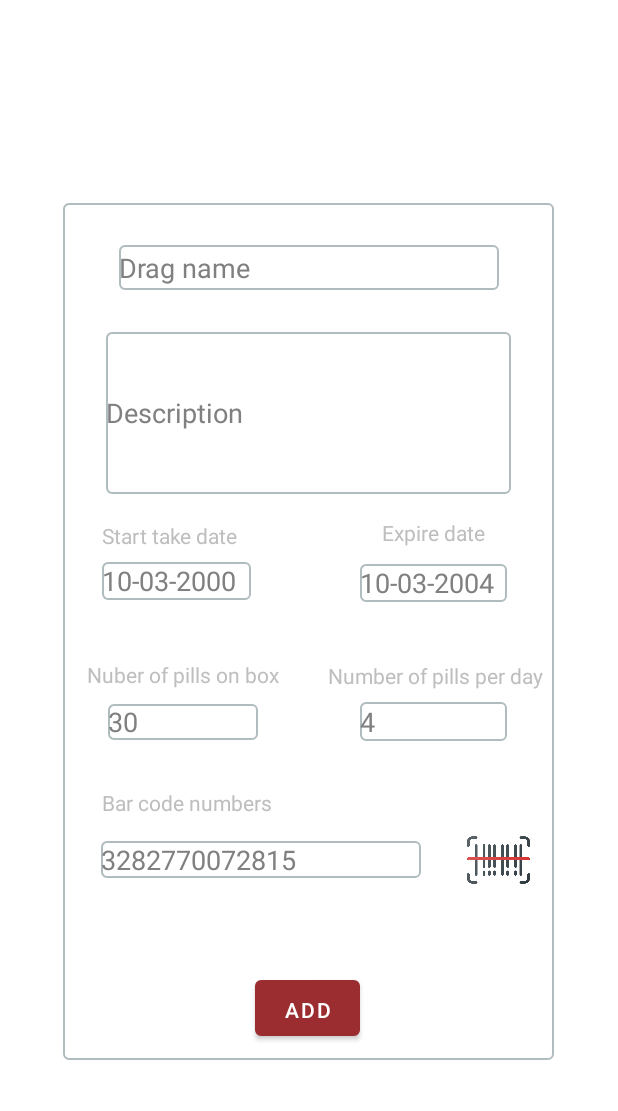
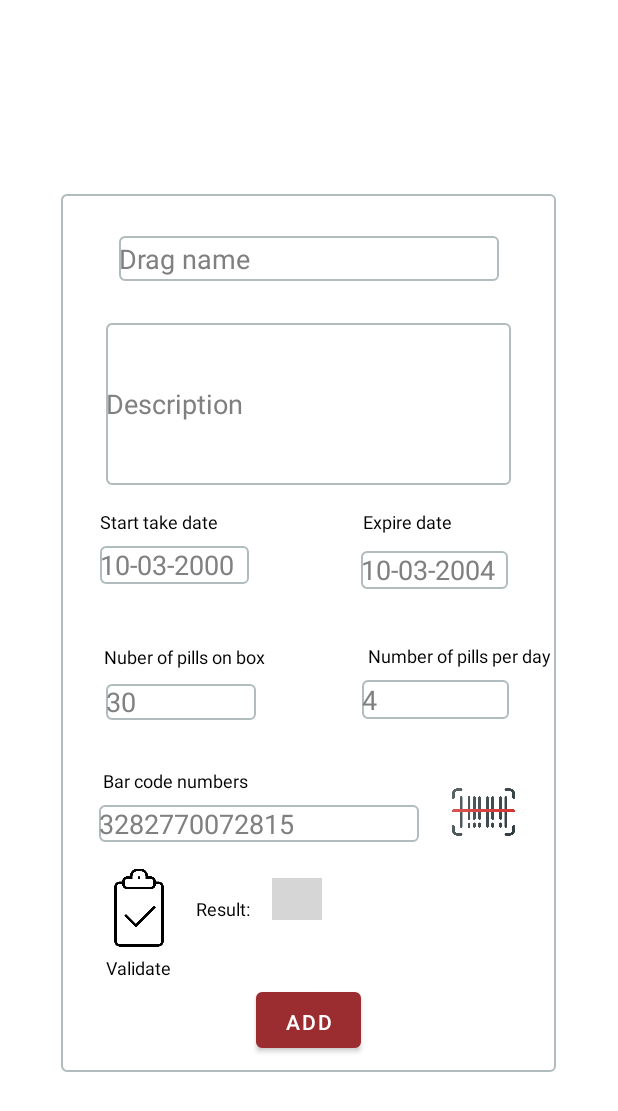
Before and after one commit to drdolgosheev/organizer-client, an Android app: the layout activity_add_drug.xml on its own in the app's theme, with its tools: preview values and no code run, on a phone screen of 412 x 824 dp. Shown: the top 1111 px of the screen. Run offline under Robolectric (Android 15) with nearby library versions, the light colour scheme and no system bars; grey boxes are pictures that could not be loaded.

Commit message:
add drug activity added

```diff
--- a/app/src/main/res/layout/activity_add_drug.xml
+++ b/app/src/main/res/layout/activity_add_drug.xml
@@ -9,8 +9,8 @@
     tools:context=".activities.activity_add_drug">
 
     <androidx.constraintlayout.widget.ConstraintLayout
-        android:layout_width="327dp"
-        android:layout_height="571dp"
+        android:layout_width="330dp"
+        android:layout_height="585dp"
         android:layout_marginTop="56dp"
         android:background="@drawable/round_corner_slim"
         app:layout_constraintBottom_toBottomOf="parent"
@@ -21,7 +21,7 @@
         app:layout_constraintVertical_bias="0.402">
 
         <Button
-            android:id="@+id/button_add_problem"
+            android:id="@+id/button_add_drug"
             android:layout_width="70dp"
             android:layout_height="37dp"
             android:layout_marginBottom="16dp"
@@ -29,7 +29,6 @@
             android:text="Add"
             app:layout_constraintBottom_toBottomOf="parent"
             app:layout_constraintEnd_toEndOf="parent"
-            app:layout_constraintHorizontal_bias="0.498"
             app:layout_constraintStart_toStartOf="parent" />
 
         <ImageView
@@ -39,10 +38,10 @@
             android:src="@drawable/scanner_barcode"
             app:layout_constraintBottom_toBottomOf="parent"
             app:layout_constraintEnd_toEndOf="parent"
-            app:layout_constraintHorizontal_bias="0.943"
+            app:layout_constraintHorizontal_bias="0.906"
             app:layout_constraintStart_toStartOf="parent"
             app:layout_constraintTop_toTopOf="parent"
-            app:layout_constraintVertical_bias="0.789" />
+            app:layout_constraintVertical_bias="0.72" />
 
         <EditText
             android:id="@+id/editTextDrugNameAddDrug"
@@ -58,7 +57,7 @@
             app:layout_constraintTop_toTopOf="parent" />
 
         <EditText
-            android:id="@+id/editTextTextPersonName2"
+            android:id="@+id/editTextDrugDescription"
             android:layout_width="270dp"
             android:layout_height="108dp"
             android:layout_marginTop="28dp"
@@ -72,7 +71,7 @@
             app:layout_constraintTop_toBottomOf="@+id/editTextDrugNameAddDrug" />
 
         <EditText
-            android:id="@+id/editTextTextPersonName3"
+            android:id="@+id/editTextStartTakeTime"
             android:layout_width="99dp"
             android:layout_height="25dp"
             android:layout_marginTop="8dp"
@@ -86,7 +85,7 @@
             app:layout_constraintTop_toBottomOf="@+id/textView" />
 
         <EditText
-            android:id="@+id/editTextTextPersonName7"
+            android:id="@+id/editTextNumberInBox"
             android:layout_width="100dp"
             android:layout_height="24dp"
             android:layout_marginTop="10dp"
@@ -100,7 +99,7 @@
             app:layout_constraintTop_toBottomOf="@+id/textView3" />
 
         <EditText
-            android:id="@+id/editTextTextPersonName8"
+            android:id="@+id/editTextNumberOfPillsPerDay"
             android:layout_width="98dp"
             android:layout_height="26dp"
             android:layout_marginTop="8dp"
@@ -114,7 +113,7 @@
             app:layout_constraintTop_toBottomOf="@+id/textView4" />
 
         <EditText
-            android:id="@+id/editTextTextPersonName6"
+            android:id="@+id/editTextExpireDate"
             android:layout_width="98dp"
             android:layout_height="25dp"
             android:layout_marginTop="11dp"
@@ -123,7 +122,7 @@
             android:hint="10-03-2004"
             android:inputType="textPersonName"
             app:layout_constraintEnd_toEndOf="parent"
-            app:layout_constraintHorizontal_bias="0.864"
+            app:layout_constraintHorizontal_bias="0.862"
             app:layout_constraintStart_toStartOf="parent"
             app:layout_constraintTop_toBottomOf="@+id/textView2" />
 
@@ -131,12 +130,14 @@
             android:id="@+id/textView"
             android:layout_width="wrap_content"
             android:layout_height="wrap_content"
-            android:layout_marginTop="18dp"
+            android:layout_marginTop="16dp"
             android:text="Start take date"
+            android:textColor="#000"
+            android:textSize="12sp"
             app:layout_constraintEnd_toEndOf="parent"
-            app:layout_constraintHorizontal_bias="0.11"
+            app:layout_constraintHorizontal_bias="0.103"
             app:layout_constraintStart_toStartOf="parent"
-            app:layout_constraintTop_toBottomOf="@+id/editTextTextPersonName2" />
+            app:layout_constraintTop_toBottomOf="@+id/editTextDrugDescription" />
 
         <TextView
             android:id="@+id/textView3"
@@ -145,20 +146,24 @@
             android:layout_marginTop="40dp"
             android:text="Nuber of pills on box"
             app:layout_constraintEnd_toEndOf="parent"
-            app:layout_constraintHorizontal_bias="0.08"
+            app:layout_constraintHorizontal_bias="0.129"
             app:layout_constraintStart_toStartOf="parent"
-            app:layout_constraintTop_toBottomOf="@+id/editTextTextPersonName3" />
+            android:textColor="#000"
+            android:textSize="12sp"
+            app:layout_constraintTop_toBottomOf="@+id/editTextStartTakeTime" />
 
         <TextView
             android:id="@+id/textView4"
             android:layout_width="wrap_content"
             android:layout_height="wrap_content"
-            android:layout_marginTop="39dp"
+            android:layout_marginTop="36dp"
             android:text="Number of pills per day"
+            android:textColor="#000"
+            android:textSize="12sp"
             app:layout_constraintEnd_toEndOf="parent"
-            app:layout_constraintHorizontal_bias="0.961"
+            app:layout_constraintHorizontal_bias="0.985"
             app:layout_constraintStart_toStartOf="parent"
-            app:layout_constraintTop_toBottomOf="@+id/editTextTextPersonName6" />
+            app:layout_constraintTop_toBottomOf="@+id/editTextExpireDate" />
 
         <TextView
             android:id="@+id/textView2"
@@ -166,22 +171,24 @@
             android:layout_height="wrap_content"
             android:layout_marginTop="16dp"
             android:text="Expire date"
+            android:textColor="#000"
+            android:textSize="12sp"
             app:layout_constraintEnd_toEndOf="parent"
-            app:layout_constraintHorizontal_bias="0.821"
+            app:layout_constraintHorizontal_bias="0.744"
             app:layout_constraintStart_toStartOf="parent"
-            app:layout_constraintTop_toBottomOf="@+id/editTextTextPersonName2" />
+            app:layout_constraintTop_toBottomOf="@+id/editTextDrugDescription" />
 
         <EditText
             android:id="@+id/editTextBarCode"
             android:layout_width="wrap_content"
             android:layout_height="wrap_content"
-            android:layout_marginTop="16dp"
+            android:layout_marginTop="8dp"
             android:background="@drawable/round_corner_slim"
             android:ems="10"
             android:hint="3282770072815"
             android:inputType="textPersonName"
             app:layout_constraintEnd_toEndOf="parent"
-            app:layout_constraintHorizontal_bias="0.222"
+            app:layout_constraintHorizontal_bias="0.216"
             app:layout_constraintStart_toStartOf="parent"
             app:layout_constraintTop_toBottomOf="@+id/textView5" />
 
@@ -192,9 +199,73 @@
             android:layout_marginTop="32dp"
             android:text="Bar code numbers"
             app:layout_constraintEnd_toEndOf="parent"
-            app:layout_constraintHorizontal_bias="0.122"
+            app:layout_constraintHorizontal_bias="0.12"
+            android:textColor="#000"
+            android:textSize="12sp"
             app:layout_constraintStart_toStartOf="parent"
-            app:layout_constraintTop_toBottomOf="@+id/editTextTextPersonName7" />
+            app:layout_constraintTop_toBottomOf="@+id/editTextNumberInBox" />
+
+        <ImageView
+            android:id="@+id/imageView_validate"
+            android:layout_width="52dp"
+            android:layout_height="55dp"
+            android:layout_marginTop="16dp"
+            app:layout_constraintEnd_toEndOf="parent"
+            app:layout_constraintHorizontal_bias="0.093"
+            app:layout_constraintStart_toStartOf="parent"
+            app:layout_constraintTop_toBottomOf="@+id/editTextBarCode"
+            app:srcCompat="@drawable/check_verification" />
+
+        <ImageView
+            android:id="@+id/imageView_original"
+            android:layout_width="26dp"
+            android:layout_height="30dp"
+            android:layout_marginTop="24dp"
+            app:layout_constraintEnd_toEndOf="parent"
+            app:layout_constraintHorizontal_bias="0.463"
+            app:layout_constraintStart_toStartOf="parent"
+            app:layout_constraintTop_toBottomOf="@+id/editTextBarCode"
+            app:srcCompat="@drawable/green_checkmark" />
+
+        <TextView
+            android:id="@+id/textView_ver_result"
+            android:layout_width="wrap_content"
+            android:layout_height="wrap_content"
+            android:layout_marginStart="4dp"
+            android:layout_marginLeft="4dp"
+            android:layout_marginTop="36dp"
+            android:text="Result: "
+            android:textColor="#000"
+            android:textSize="12sp"
+            app:layout_constraintEnd_toEndOf="parent"
+            app:layout_constraintHorizontal_bias="0.038"
+            app:layout_constraintStart_toEndOf="@+id/imageView_validate"
+            app:layout_constraintTop_toBottomOf="@+id/editTextBarCode" />
+
+        <ImageView
+            android:id="@+id/imageView_notOriginal"
+            android:layout_width="33dp"
+            android:layout_height="28dp"
+            android:layout_marginTop="24dp"
+            app:layout_constraintEnd_toEndOf="parent"
+            app:layout_constraintHorizontal_bias="0.474"
+            app:layout_constraintStart_toStartOf="parent"
+            app:layout_constraintTop_toBottomOf="@+id/editTextBarCode"
+            app:srcCompat="@drawable/red_cross" />
+
+        <TextView
+            android:id="@+id/textView_validate"
+            android:layout_width="wrap_content"
+            android:layout_height="wrap_content"
+            android:layout_marginTop="4dp"
+            android:text="Validate"
+            android:textColor="#000"
+            android:textSize="12sp"
+            app:layout_constraintEnd_toEndOf="parent"
+            app:layout_constraintHorizontal_bias="0.104"
+            app:layout_constraintStart_toStartOf="parent"
+            app:layout_constraintTop_toBottomOf="@+id/imageView_validate" />
 
     </androidx.constraintlayout.widget.ConstraintLayout>
+
 </androidx.constraintlayout.widget.ConstraintLayout>
--- a/app/src/main/res/layout/recycle_view_adapter.xml
+++ b/app/src/main/res/layout/recycle_view_adapter.xml
@@ -24,7 +24,6 @@
 
     <TextView
         android:id="@+id/user_group"
-        android:background= "@drawable/round_corner"
         android:layout_width="wrap_content"
         android:layout_height="wrap_content"
         android:layout_below="@+id/drug_name"
```
Also changed, not shown: app/src/main/java/com/hse/organazer_client/activities/MainActivity.java (+9 -3 lines), app/src/main/java/com/hse/organazer_client/activities/activity_add_drug.java (+219 -14 lines), app/src/main/java/com/hse/organazer_client/activities/adapters/RecycleViewAdapter.java (+4 -4 lines), app/src/main/java/com/hse/organazer_client/entities/dto/DrugFullDto.java (added, +143 -0 lines), app/src/main/java/com/hse/organazer_client/entities/dto/SingleBooleanDto.java (added, +19 -0 lines), app/src/main/java/com/hse/organazer_client/entities/dto/addDrugToMedKitDto.java (added, +29 -0 lines), app/src/main/java/com/hse/organazer_client/entities/dto/drugSimpleDto.java (added, +101 -0 lines), app/src/main/java/com/hse/organazer_client/services/Scaner.java (+11 -1 lines).
